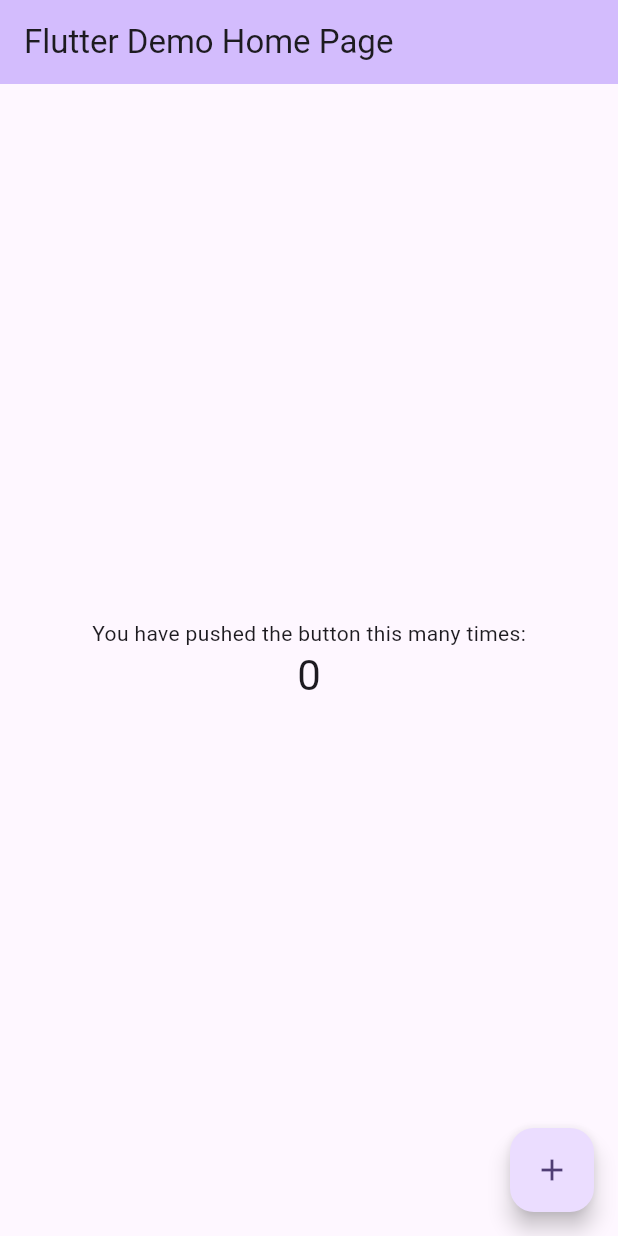
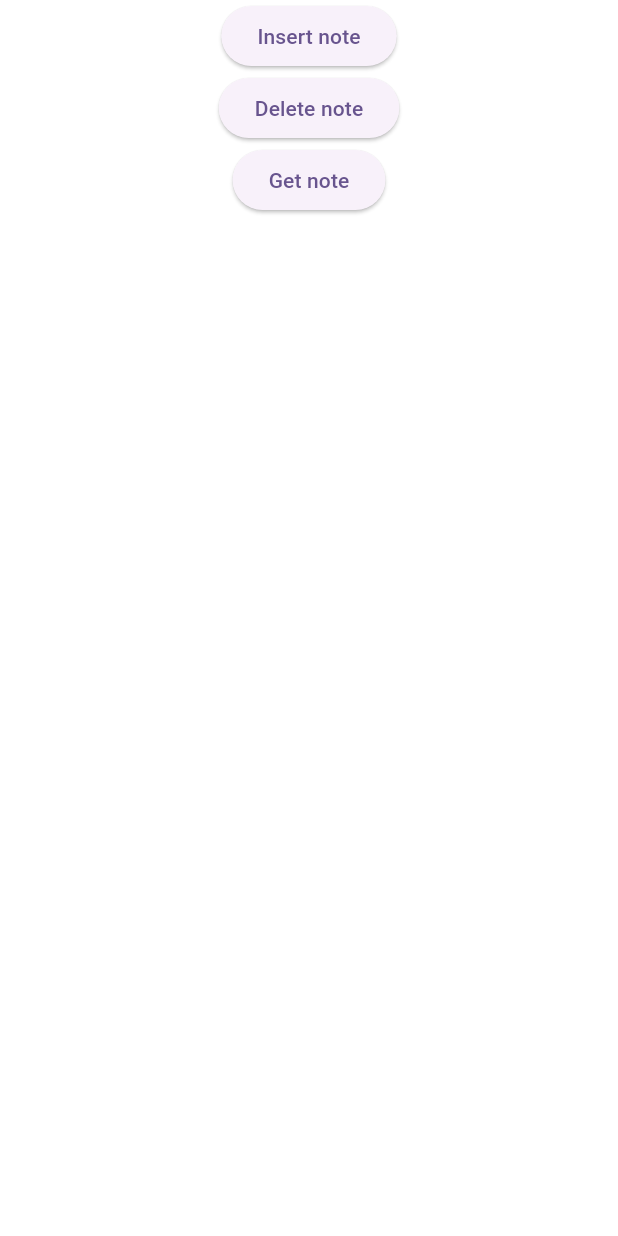
Before and after one commit to markonni93/notes_flutter_app, a Flutter app: the screen it shows after launch, on a phone screen of 412 x 824 dp. Run offline on Flutter 3.47's test engine with Material 3 defaults, Android fonts, the phone set to English and light mode, and no system bars; our stand-ins replace flutter_bloc.

Commit message:
Create first bloc

```diff
--- /dev/null
+++ b/lib/business/note_bloc.dart
@@ -0,0 +1,34 @@
+import 'package:flutter_bloc/flutter_bloc.dart';
+import 'package:flutter_notes/data/notes_repository.dart';
+
+class NoteBloc extends Bloc<NoteEvent, NoteState> {
+  NoteBloc(this._repository) : super(NoteLoadingState()) {
+    on<InsertNoteEvent>((state, emit) {
+      print("Insert note clicked");
+    });
+    on<GetNoteEvent>((state, emit) {
+      print("Get note clicked");
+    });
+    on<DeleteNoteEvent>((state, emit) {
+      print("Delete note clicked");
+    });
+  }
+
+  final NotesRepository _repository;
+}
+
+sealed class NoteState {}
+
+class NoteLoadingState extends NoteState {}
+
+class NoteErrorState extends NoteState {}
+
+class NoteSuccessState extends NoteState {}
+
+sealed class NoteEvent {}
+
+class InsertNoteEvent extends NoteEvent {}
+
+class DeleteNoteEvent extends NoteEvent {}
+
+class GetNoteEvent extends NoteEvent {}
--- /dev/null
+++ b/lib/data/model/note_model.dart
@@ -0,0 +1,10 @@
+class NoteModel {
+  final int id;
+  final String note;
+
+  NoteModel({required this.id, required this.note});
+
+  Map<String, Object?> toMap() {
+    return {'id': id, 'description': note};
+  }
+}
--- /dev/null
+++ b/lib/data/notes_data_provider.dart
@@ -0,0 +1,16 @@
+import 'package:flutter_notes/data/model/note_model.dart';
+
+class NotesDataProvider {
+  Future<List<NoteModel>> getNotes() async {
+    // TODO Implement db here
+    return [NoteModel(id: 1, note: "note")];
+  }
+
+  Future<void> insertNotes(List<NoteModel> items) async {
+    // TODO Insert notes here
+  }
+
+  Future<void> deleteNote(int id) async {
+    // TODO delete notes here
+  }
+}
--- /dev/null
+++ b/lib/data/notes_repository.dart
@@ -0,0 +1,15 @@
+import 'package:flutter_notes/data/notes_data_provider.dart';
+import 'package:flutter_notes/ui/model/note_ui_model.dart';
+
+class NotesRepository {
+  NotesRepository({NotesDataProvider? notesDataProvider})
+      : _notesDataProvider = notesDataProvider ?? NotesDataProvider();
+
+  final NotesDataProvider _notesDataProvider;
+
+  Future<List<NoteUiModel>> getNotes() async {
+    final notes = await _notesDataProvider.getNotes();
+
+    return notes.map((model) => NoteUiModel.fromNoteModel(model)).toList();
+  }
+}
--- a/lib/main.dart
+++ b/lib/main.dart
@@ -1,13 +1,33 @@
 import 'package:flutter/material.dart';
+import 'package:flutter_bloc/flutter_bloc.dart';
+
+import 'business/note_bloc.dart';
+import 'data/notes_repository.dart';
 
 void main() {
-  runApp(const MyApp());
+  runApp(NotesApp(repository: NotesRepository()));
 }
 
-class MyApp extends StatelessWidget {
-  const MyApp({super.key});
+class NotesApp extends StatelessWidget {
+  const NotesApp({Key? key, required NotesRepository repository})
+      : _notesRepository = repository,
+        super(key: key);
 
-  // This widget is the root of your application.
+  final NotesRepository _notesRepository;
+
+  @override
+  Widget build(BuildContext context) {
+    return RepositoryProvider.value(
+        value: _notesRepository,
+        child: BlocProvider(
+            create: (context) => NoteBloc(context.read<NotesRepository>()),
+            child: const HomeScreen()));
+  }
+}
+
+class HomeScreen extends StatelessWidget {
+  const HomeScreen({super.key});
+
   @override
   Widget build(BuildContext context) {
     return MaterialApp(
@@ -31,95 +51,20 @@ class MyApp extends StatelessWidget {
         colorScheme: ColorScheme.fromSeed(seedColor: Colors.deepPurple),
         useMaterial3: true,
       ),
-      home: const MyHomePage(title: 'Flutter Demo Home Page'),
+      home: SafeArea(
+          child: Column(
+        children: [
+          ElevatedButton(
+              onPressed: () => context.read<NoteBloc>().add(InsertNoteEvent()),
+              child: const Text("Insert note")),
+          ElevatedButton(
+              onPressed: () => context.read<NoteBloc>().add(DeleteNoteEvent()),
+              child: const Text("Delete note")),
+          ElevatedButton(
+              onPressed: () => context.read<NoteBloc>().add(GetNoteEvent()),
+              child: const Text("Get note"))
+        ],
+      )),
     );
   }
 }
-
-class MyHomePage extends StatefulWidget {
-  const MyHomePage({super.key, required this.title});
-
-  // This widget is the home page of your application. It is stateful, meaning
-  // that it has a State object (defined below) that contains fields that affect
-  // how it looks.
-
-  // This class is the configuration for the state. It holds the values (in this
-  // case the title) provided by the parent (in this case the App widget) and
-  // used by the build method of the State. Fields in a Widget subclass are
-  // always marked "final".
-
-  final String title;
-
-  @override
-  State<MyHomePage> createState() => _MyHomePageState();
-}
-
-class _MyHomePageState extends State<MyHomePage> {
-  int _counter = 0;
-
-  void _incrementCounter() {
-    setState(() {
-      // This call to setState tells the Flutter framework that something has
-      // changed in this State, which causes it to rerun the build method below
-      // so that the display can reflect the updated values. If we changed
-      // _counter without calling setState(), then the build method would not be
-      // called again, and so nothing would appear to happen.
-      _counter++;
-    });
-  }
-
-  @override
-  Widget build(BuildContext context) {
-    // This method is rerun every time setState is called, for instance as done
-    // by the _incrementCounter method above.
-    //
-    // The Flutter framework has been optimized to make rerunning build methods
-    // fast, so that you can just rebuild anything that needs updating rather
-    // than having to individually change instances of widgets.
-    return Scaffold(
-      appBar: AppBar(
-        // TRY THIS: Try changing the color here to a specific color (to
-        // Colors.amber, perhaps?) and trigger a hot reload to see the AppBar
-        // change color while the other colors stay the same.
-        backgroundColor: Theme.of(context).colorScheme.inversePrimary,
-        // Here we take the value from the MyHomePage object that was created by
-        // the App.build method, and use it to set our appbar title.
-        title: Text(widget.title),
-      ),
-      body: Center(
-        // Center is a layout widget. It takes a single child and positions it
-        // in the middle of the parent.
-        child: Column(
-          // Column is also a layout widget. It takes a list of children and
-          // arranges them vertically. By default, it sizes itself to fit its
-          // children horizontally, and tries to be as tall as its parent.
-          //
-          // Column has various properties to control how it sizes itself and
-          // how it positions its children. Here we use mainAxisAlignment to
-          // center the children vertically; the main axis here is the vertical
-          // axis because Columns are vertical (the cross axis would be
-          // horizontal).
-          //
-          // TRY THIS: Invoke "debug painting" (choose the "Toggle Debug Paint"
-          // action in the IDE, or press "p" in the console), to see the
-          // wireframe for each widget.
-          mainAxisAlignment: MainAxisAlignment.center,
-          children: <Widget>[
-            const Text(
-              'You have pushed the button this many times:',
-            ),
-            Text(
-              '$_counter',
-              style: Theme.of(context).textTheme.headlineMedium,
-            ),
-          ],
-        ),
-      ),
-      floatingActionButton: FloatingActionButton(
-        onPressed: _incrementCounter,
-        tooltip: 'Increment',
-        child: const Icon(Icons.add),
-      ), // This trailing comma makes auto-formatting nicer for build methods.
-    );
-  }
-}
--- /dev/null
+++ b/lib/ui/model/note_ui_model.dart
@@ -0,0 +1,12 @@
+import 'package:flutter_notes/data/model/note_model.dart';
+
+class NoteUiModel {
+  final int id;
+  final String note;
+
+  NoteUiModel({required this.id, required this.note});
+
+  NoteUiModel.fromNoteModel(NoteModel model)
+      : id = model.id,
+        note = model.note;
+}
--- a/pubspec.yaml
+++ b/pubspec.yaml
@@ -35,6 +35,8 @@ dependencies:
   # The following adds the Cupertino Icons font to your application.
   # Use with the CupertinoIcons class for iOS style icons.
   cupertino_icons: ^1.0.8
+  flutter_bloc: ^8.1.6
+  sqflite: ^2.4.1
 
 dev_dependencies:
   flutter_test:
```
Also changed, not shown: 10 other files.
